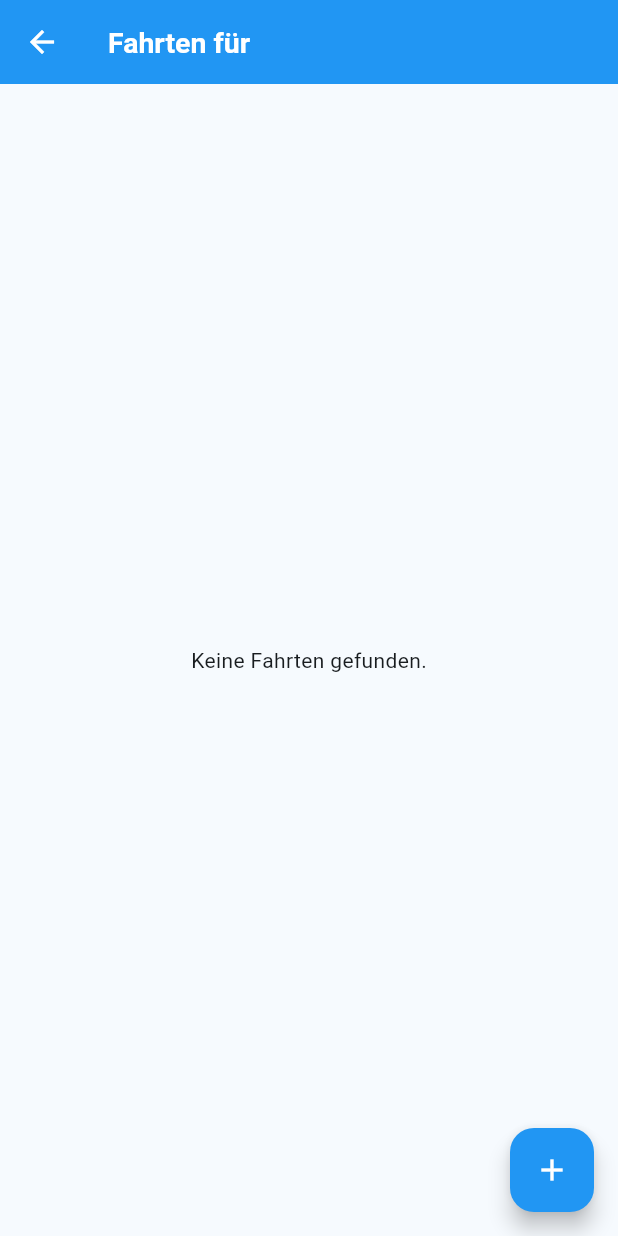
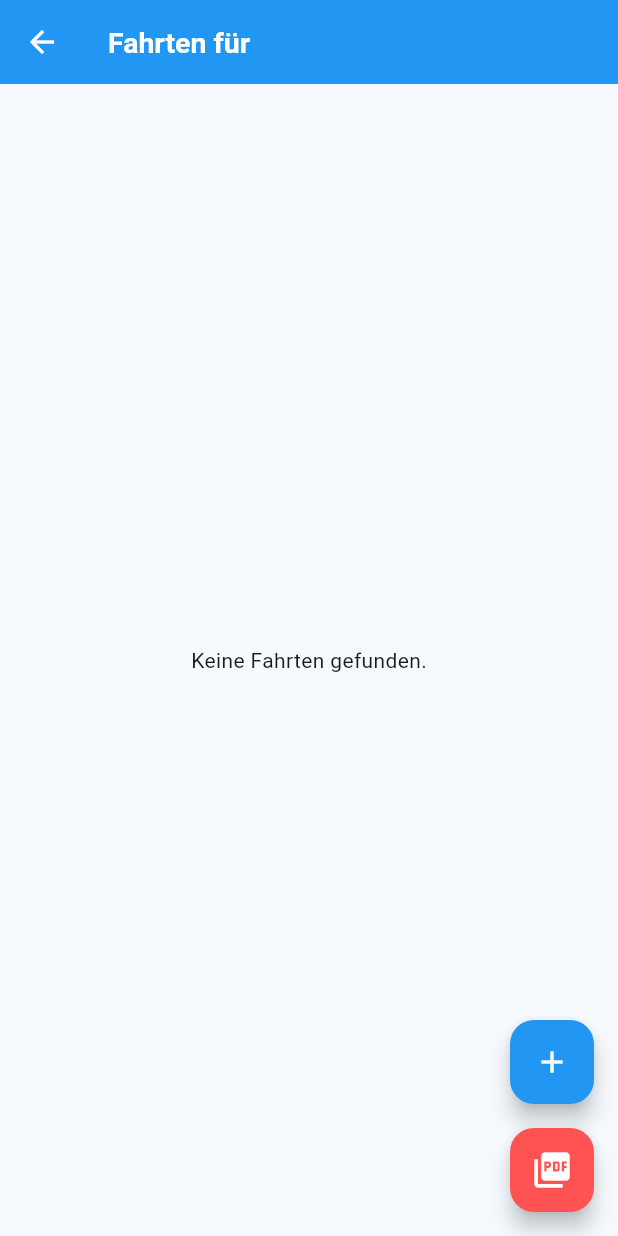
Before and after one commit to Salih-Erkan/fartenbuch, a Flutter app: the FahrtListScreen screen opened directly with empty values, on a phone screen of 412 x 824 dp. Run offline on Flutter 3.47's test engine with Material 3 defaults, Android fonts, the phone set to English and light mode, and no system bars; our stand-ins replace flutter_dotenv, flutter_riverpod, font_awesome_flutter, google_maps_flutter, lottie, pdf and 2 more; accounts and stored records are empty.

```diff
--- a/lib/src/features/farten/presentation/create_fahrt_screen.dart
+++ b/lib/src/features/farten/presentation/create_fahrt_screen.dart
@@ -12,7 +12,7 @@ import 'package:fartenbuch/src/features/farten/domain/adresse.dart';
 import 'package:google_maps_flutter/google_maps_flutter.dart';
 import 'dart:async';
 
-import 'package:flutter_riverpod/flutter_riverpod.dart'; // ✔ RICHTIG!
+import 'package:flutter_riverpod/flutter_riverpod.dart';
 
 class CreateFahrtScreen extends ConsumerStatefulWidget {
   const CreateFahrtScreen({super.key, required this.fahrtenanlassId});
--- a/lib/src/features/farten/presentation/fahrt_list_screen.dart
+++ b/lib/src/features/farten/presentation/fahrt_list_screen.dart
@@ -2,8 +2,8 @@ import 'package:fartenbuch/src/data/database_providers.dart';
 import 'package:fartenbuch/src/data/database_repository.dart';
 import 'package:fartenbuch/src/features/farten/domain/fahrt.dart';
 import 'package:fartenbuch/src/features/farten/presentation/create_fahrt_screen.dart';
-import 'package:fartenbuch/src/features/farten/presentation/fahrt_detail_screen.dart';
-import 'package:fartenbuch/src/features/farten/presentation/widgets/fahrt_list/fahrt_info.dart';
+import 'package:fartenbuch/src/features/farten/presentation/fahrt_pdf_export.dart';
+import 'package:fartenbuch/src/features/farten/presentation/widgets/fahrt_list/fahrt_card.dart';
 import 'package:fartenbuch/src/features/home/domain/fahranlass.dart';
 import 'package:flutter/material.dart';
 import 'package:flutter_riverpod/flutter_riverpod.dart';
@@ -72,12 +72,17 @@ class _FahrtListScreenState extends ConsumerState<FahrtListScreen> {
               itemCount: fahrten.length,
               itemBuilder: (context, index) {
                 final fahrt = fahrten[index];
-                return _buildFahrtCard(context, fahrt);
+                return FahrtCard(context: context, fahrt: fahrt);
               },
             );
           },
         ),
-        floatingActionButton: FloatingActionButton(
+        floatingActionButton: Column(
+          mainAxisSize: MainAxisSize.min,
+          crossAxisAlignment: CrossAxisAlignment.end,
+          children: [
+            FloatingActionButton(
+              heroTag: 'add_btn',
               onPressed: () async {
                 final result = await Navigator.push(
                   context,
@@ -89,32 +94,26 @@ class _FahrtListScreenState extends ConsumerState<FahrtListScreen> {
                   ),
                 );
                 if (result != null) {
-              // Nach dem Rückkehr neu laden
                   setState(_ladeFahrten);
                 }
               },
+              backgroundColor: Colors.blue,
+              tooltip: 'Neue Fahrt hinzufügen',
               child: const Icon(Icons.add),
             ),
+            const SizedBox(height: 16),
+
+            FloatingActionButton(
+              heroTag: 'pdf_btn',
+              onPressed: () async {
+                final fahrten = await _fahrtenFuture;
+                await FahrtPdfExporter.export(fahrten);
+              },
+              backgroundColor: Colors.redAccent,
+              tooltip: 'Fahrtenliste als PDF exportieren',
+              child: const Icon(Icons.picture_as_pdf, size: 28),
             ),
-    );
-  }
-
-  Widget _buildFahrtCard(BuildContext context, Fahrt fahrt) {
-    return GestureDetector(
-      onTap: () {
-        Navigator.push(
-          context,
-          MaterialPageRoute(builder: (_) => FahrtDetailScreen(fahrt: fahrt)),
-        );
-      },
-      child: Card(
-        color: Colors.white,
-        margin: const EdgeInsets.symmetric(vertical: 8),
-        shape: RoundedRectangleBorder(borderRadius: BorderRadius.circular(24)),
-        elevation: 3,
-        child: Padding(
-          padding: const EdgeInsets.all(16),
-          child: FahrtInfo(fahrt: fahrt),
+          ],
         ),
       ),
     );
--- a/pubspec.yaml
+++ b/pubspec.yaml
@@ -9,6 +9,8 @@ environment:
 dependencies:
   flutter:
     sdk: flutter
+  flutter_localizations:
+    sdk: flutter
   flutter_colorpicker: ^1.1.0
   flutter_dotenv: ^5.2.1
   font_awesome_flutter: ^10.8.0
@@ -19,6 +21,8 @@ dependencies:
   google_places_flutter: ^2.0.5
   icons_launcher: ^3.0.1
   flutter_riverpod: ^2.6.1
+  pdf: ^3.11.3
+  printing: ^5.14.2
 
 dev_dependencies:
   flutter_test:
```
Also changed, not shown: lib/main.dart (+10 -0 lines), lib/src/features/farten/presentation/fahrt_pdf_export.dart (added, +117 -0 lines), lib/src/features/farten/presentation/widgets/fahrt_list/fahrt_card.dart (added, +33 -0 lines), pubspec.lock, 6 other files. Lines whose indentation alone changed are shown as unchanged.
